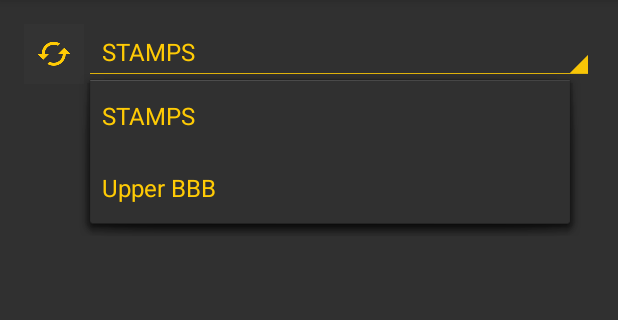
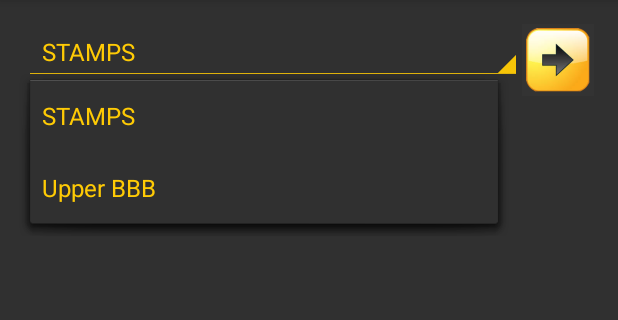
Before and after one commit to ajpodell/ParkAndPay, an Android app: the SpotsTakenActivity screen opened directly, with no data from a screen before it, after a tap on "STAMPS", on a phone screen of 412 x 824 dp, the part 84-404 px from its top. Run offline under Robolectric (Android 15) with nearby library versions, the phone set to English and light mode, and no system bars; libraries missing offline, so code that uses them is left out: com.parse.

Commit message:
changed refresh button to a go button

```diff
--- a/app/src/main/res/layout/activity_spots_taken.xml
+++ b/app/src/main/res/layout/activity_spots_taken.xml
@@ -12,23 +12,23 @@
         android:id="@+id/lots_list"
         android:layout_alignParentLeft="true"
         android:layout_alignParentStart="true"
-        android:layout_marginTop="41dp"
-        android:layout_alignParentBottom="true" />
+        android:layout_alignParentBottom="true"
+        android:layout_below="@+id/lot_spinner" />
 
     <ImageButton
         android:layout_width="wrap_content"
         android:layout_height="wrap_content"
-        android:src="@drawable/refresh_icon"
+        android:src="@drawable/ic_go_arrow"
         android:background="@color/expanded_dark_gray"
         android:id="@+id/button_refresh"
         android:adjustViewBounds="true"
         android:maxWidth="60dp"
         android:maxHeight="60dp"
         android:scaleType="fitXY"
+        android:onClick="refresh"
         android:layout_alignParentTop="true"
-        android:layout_alignParentLeft="true"
-        android:layout_alignParentStart="true"
-        android:onClick="refresh" />
+        android:layout_alignParentRight="true"
+        android:layout_alignParentEnd="true" />
 
     <Spinner
         android:id="@+id/lot_spinner"
@@ -36,8 +36,10 @@
         android:textColor="#ff9cccf2"
         android:layout_width="fill_parent"
         android:layout_height="wrap_content"
-        android:layout_alignParentTop="true"
-        android:layout_toRightOf="@+id/button_refresh"
-        android:layout_toEndOf="@+id/button_refresh" />
+        android:layout_alignTop="@+id/button_refresh"
+        android:layout_alignParentLeft="true"
+        android:layout_alignParentStart="true"
+        android:layout_toLeftOf="@+id/button_refresh"
+        android:layout_toStartOf="@+id/button_refresh" />
 
 </RelativeLayout>
```
Also changed, not shown: app/src/main/ic_go_arrow-web.png (added), app/src/main/res/drawable-hdpi/ic_go_arrow.png (added), app/src/main/res/drawable-hdpi/ic_go_button.png (added), app/src/main/res/drawable-mdpi/ic_go_arrow.png (added), app/src/main/res/drawable-mdpi/ic_go_button.png (added), app/src/main/res/drawable-xhdpi/ic_go_arrow.png (added), app/src/main/res/drawable-xhdpi/ic_go_button.png (added), app/src/main/res/drawable-xxhdpi/ic_go_arrow.png (added), app/src/main/res/drawable-xxhdpi/ic_go_button.png (added).
